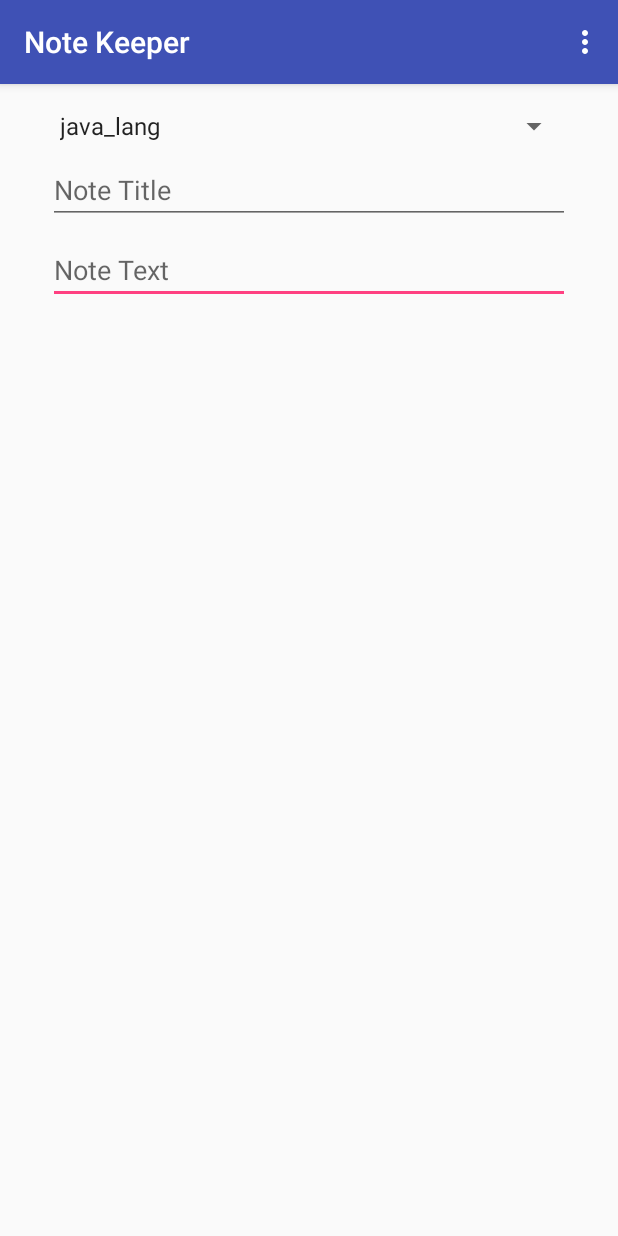
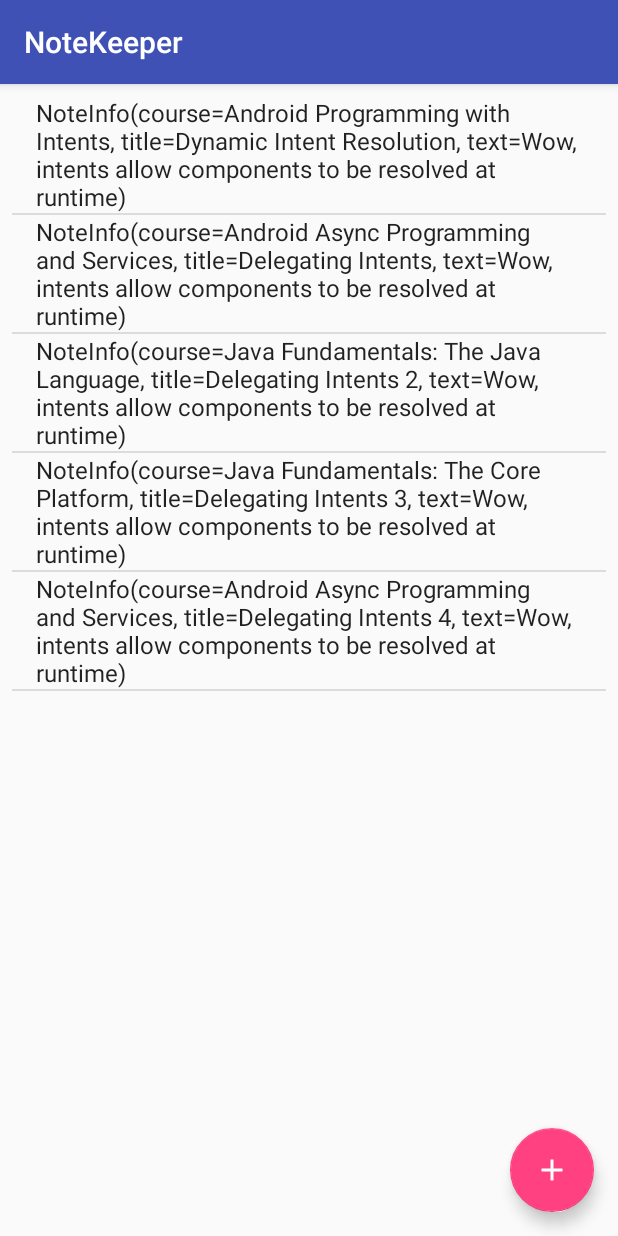
Before and after one commit to codingkarthik/NoteKeeperApp, an Android app: the screen it shows after launch (MainActivity before the commit, NoteListActivity after it), on a phone screen of 412 x 824 dp. Run offline under Robolectric (Android 15) with nearby library versions, the phone set to English and light mode, and no system bars.

Commit message:
Opening a note from NoteList will open the note in EditNote

```diff
--- a/app/build.gradle
+++ b/app/build.gradle
@@ -24,7 +24,7 @@ android {
 
 dependencies {
     implementation fileTree(dir: 'libs', include: ['*.jar'])
-    implementation"org.jetbrains.kotlin:kotlin-stdlib-jdk7:$kotlin_version"
+    implementation "org.jetbrains.kotlin:kotlin-stdlib-jdk7:$kotlin_version"
     implementation 'com.android.support:appcompat-v7:28.0.0'
     implementation 'com.android.support.constraint:constraint-layout:1.1.3'
     implementation 'com.android.support:design:28.0.0'
--- a/app/src/main/AndroidManifest.xml
+++ b/app/src/main/AndroidManifest.xml
@@ -11,7 +11,12 @@
         android:theme="@style/AppTheme">
         <activity
             android:name=".MainActivity"
-            android:label="@string/app_name"
+            android:label="Edit Note"
+            android:theme="@style/AppTheme.NoActionBar">
+        </activity>
+        <activity
+            android:name=".NoteListActivity"
+            android:label="NoteKeeper"
             android:theme="@style/AppTheme.NoActionBar">
             <intent-filter>
                 <action android:name="android.intent.action.MAIN" />
--- /dev/null
+++ b/app/src/main/java/karthik/www/notekeeper/Constants.kt
@@ -0,0 +1,4 @@
+package karthik.www.notekeeper
+
+const val EXTRA_NOTE_POSITION = "EXTRA_NOTE_POSITION"
+const val POSITION_NOT_SET = -1
--- a/app/src/main/java/karthik/www/notekeeper/DataManager.kt
+++ b/app/src/main/java/karthik/www/notekeeper/DataManager.kt
@@ -1,11 +1,34 @@
 package karthik.www.notekeeper
 
-class DataManager {
+object DataManager {
     val courses = HashMap<String, CourseInfo>()
     val notes = ArrayList<NoteInfo>()
 
     init {
         initializeCourses()
+        initializeNotes()
+    }
+
+    private fun initializeNotes() {
+        var course = courses["android_intents"]!!
+        var note = NoteInfo(course, "Dynamic Intent Resolution", "Wow, intents allow components to be resolved at runtime")
+        notes.add(note)
+
+        course = courses["android_async"]!!
+        note = NoteInfo(course, "Delegating Intents", "Wow, intents allow components to be resolved at runtime")
+        notes.add(note)
+
+        course = courses["java_lang"]!!
+        note = NoteInfo(course, "Delegating Intents 2", "Wow, intents allow components to be resolved at runtime")
+        notes.add(note)
+
+        course = courses["java_core"]!!
+        note = NoteInfo(course, "Delegating Intents 3", "Wow, intents allow components to be resolved at runtime")
+        notes.add(note)
+
+        course = courses["android_async"]!!
+        note = NoteInfo(course, "Delegating Intents 4", "Wow, intents allow components to be resolved at runtime")
+        notes.add(note)
     }
 
     private fun initializeCourses() {
--- a/app/src/main/java/karthik/www/notekeeper/MainActivity.kt
+++ b/app/src/main/java/karthik/www/notekeeper/MainActivity.kt
@@ -12,18 +12,33 @@ import kotlinx.android.synthetic.main.content_main.*
 
 class MainActivity : AppCompatActivity() {
 
+    private var notePosition = POSITION_NOT_SET
+
     override fun onCreate(savedInstanceState: Bundle?) {
         super.onCreate(savedInstanceState)
         setContentView(R.layout.activity_main)
         setSupportActionBar(toolbar)
 
-        val dm = DataManager()
         val adapterCourses = ArrayAdapter<CourseInfo>(this,
                 android.R.layout.simple_spinner_item,
-                dm.courses.values.toList())
+                DataManager.courses.values.toList())
          adapterCourses.setDropDownViewResource(android.R.layout.simple_spinner_dropdown_item)
 
         spinnerCourses.adapter = adapterCourses
+
+        notePosition = intent.getIntExtra(EXTRA_NOTE_POSITION, POSITION_NOT_SET)
+
+        if(notePosition != POSITION_NOT_SET)
+            displayNote()
+
+    }
+
+    private fun displayNote() {
+        val note = DataManager.notes[notePosition]
+        textNoteTitle.setText(note.title)
+        textNoteText.setText(note.text)
+        val coursePosition = DataManager.courses.values.indexOf(note.course)
+        spinnerCourses.setSelection(coursePosition)
 
     }
 
--- a/app/src/main/java/karthik/www/notekeeper/NoteKeeperData.kt
+++ b/app/src/main/java/karthik/www/notekeeper/NoteKeeperData.kt
@@ -1,9 +1,9 @@
 package karthik.www.notekeeper
 
-class CourseInfo (val courseId: String, val title: String) {
+data class CourseInfo (val courseId: String, val title: String) {
     override fun toString(): String {
-        return courseId
+        return title
     }
 }
 
-class NoteInfo (var course: CourseInfo, var title: String, var text: String)
+data class NoteInfo (var course: CourseInfo, var title: String, var text: String)
--- /dev/null
+++ b/app/src/main/java/karthik/www/notekeeper/NoteListActivity.kt
@@ -0,0 +1,35 @@
+package karthik.www.notekeeper
+
+import android.content.Intent
+import android.os.Bundle
+import android.support.design.widget.Snackbar
+import android.support.v7.app.AppCompatActivity
+import android.widget.ArrayAdapter
+
+import kotlinx.android.synthetic.main.activity_note_list.*
+import kotlinx.android.synthetic.main.content_note_list.*
+
+class NoteListActivity : AppCompatActivity() {
+
+    override fun onCreate(savedInstanceState: Bundle?) {
+        super.onCreate(savedInstanceState)
+        setContentView(R.layout.activity_note_list)
+        setSupportActionBar(toolbar)
+
+        fab.setOnClickListener { view ->
+            val activityIntent = Intent(this, MainActivity::class.java)
+            startActivity(activityIntent)
+        }
+
+        listNotes.adapter = ArrayAdapter(this,
+                android.R.layout.simple_list_item_1,
+                DataManager.notes)
+
+        listNotes.setOnItemClickListener{parent, view, position, id ->
+            val activityIntent = Intent(this, MainActivity::class.java)
+            activityIntent.putExtra(EXTRA_NOTE_POSITION, position)
+            startActivity(activityIntent)
+        }
+    }
+
+}
--- /dev/null
+++ b/app/src/main/res/drawable/ic_add_white_24dp.xml
@@ -0,0 +1,5 @@
+<vector android:height="24dp" android:tint="#FFFFFF"
+    android:viewportHeight="24.0" android:viewportWidth="24.0"
+    android:width="24dp" xmlns:android="http://schemas.android.com/apk/res/android">
+    <path android:fillColor="#FF000000" android:pathData="M19,13h-6v6h-2v-6H5v-2h6V5h2v6h6v2z"/>
+</vector>
--- /dev/null
+++ b/app/src/main/res/layout/activity_note_list.xml
@@ -0,0 +1,33 @@
+<?xml version="1.0" encoding="utf-8"?>
+<android.support.design.widget.CoordinatorLayout xmlns:android="http://schemas.android.com/apk/res/android"
+    xmlns:app="http://schemas.android.com/apk/res-auto"
+    xmlns:tools="http://schemas.android.com/tools"
+    android:layout_width="match_parent"
+    android:layout_height="match_parent"
+    tools:context=".NoteListActivity">
+
+    <android.support.design.widget.AppBarLayout
+        android:layout_width="match_parent"
+        android:layout_height="wrap_content"
+        android:theme="@style/AppTheme.AppBarOverlay">
+
+        <android.support.v7.widget.Toolbar
+            android:id="@+id/toolbar"
+            android:layout_width="match_parent"
+            android:layout_height="?attr/actionBarSize"
+            android:background="?attr/colorPrimary"
+            app:popupTheme="@style/AppTheme.PopupOverlay" />
+
+    </android.support.design.widget.AppBarLayout>
+
+    <include layout="@layout/content_note_list" />
+
+    <android.support.design.widget.FloatingActionButton
+        android:id="@+id/fab"
+        android:layout_width="wrap_content"
+        android:layout_height="wrap_content"
+        android:layout_gravity="bottom|end"
+        android:layout_margin="@dimen/fab_margin"
+        app:srcCompat="@drawable/ic_add_white_24dp" />
+
+</android.support.design.widget.CoordinatorLayout>
--- /dev/null
+++ b/app/src/main/res/layout/content_note_list.xml
@@ -0,0 +1,23 @@
+<?xml version="1.0" encoding="utf-8"?>
+<android.support.constraint.ConstraintLayout xmlns:android="http://schemas.android.com/apk/res/android"
+    xmlns:app="http://schemas.android.com/apk/res-auto"
+    xmlns:tools="http://schemas.android.com/tools"
+    android:layout_width="match_parent"
+    android:layout_height="match_parent"
+    app:layout_behavior="@string/appbar_scrolling_view_behavior"
+    tools:context=".NoteListActivity"
+    tools:showIn="@layout/activity_note_list">
+
+    <ListView
+        android:id="@+id/listNotes"
+        android:layout_width="0dp"
+        android:layout_height="0dp"
+        android:layout_marginBottom="8dp"
+        android:layout_marginEnd="8dp"
+        android:layout_marginStart="8dp"
+        android:layout_marginTop="8dp"
+        app:layout_constraintBottom_toBottomOf="parent"
+        app:layout_constraintEnd_toEndOf="parent"
+        app:layout_constraintStart_toStartOf="parent"
+        app:layout_constraintTop_toTopOf="parent" />
+</android.support.constraint.ConstraintLayout>
--- a/app/src/main/res/values/strings.xml
+++ b/app/src/main/res/values/strings.xml
@@ -1,4 +1,5 @@
 <resources>
     <string name="app_name">Note Keeper</string>
     <string name="action_settings">Settings</string>
+    <string name="title_activity_note_list">NoteListActivity</string>
 </resources>
```
